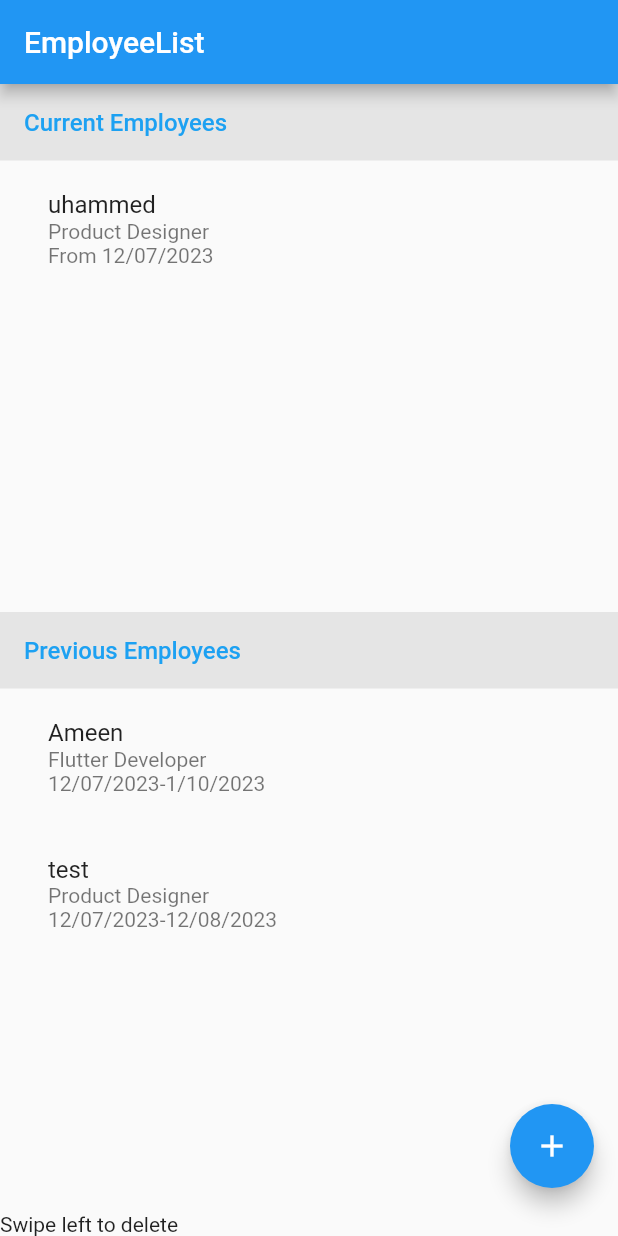
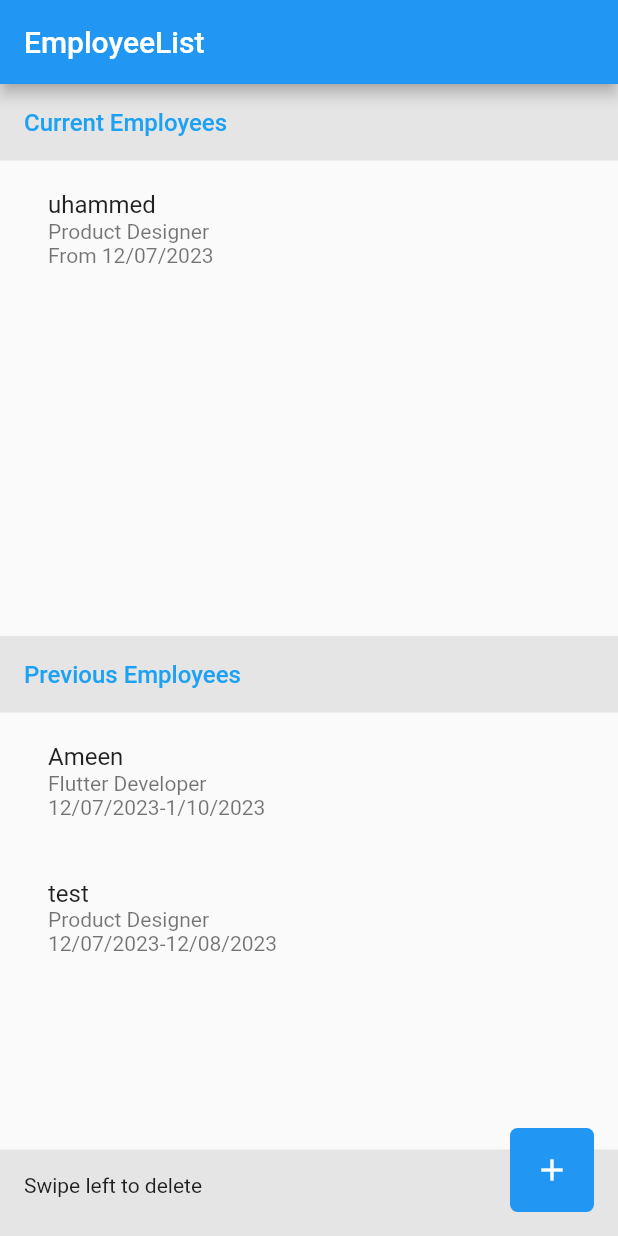
Before and after one commit to Ameen-amn/bloc-learning, a Flutter app: the screen it shows after launch, on a phone screen of 412 x 824 dp. Run offline on Flutter 3.47's test engine with Material 2 defaults, Android fonts, the phone set to English and light mode, and no system bars; our stand-ins replace bloc, flutter_bloc, table_calendar.

Commit message:
final commit

```diff
--- a/bloclearn/lib/employee_item/employee_ui/positioin_list.dart
+++ b/bloclearn/lib/employee_item/employee_ui/positioin_list.dart
@@ -54,6 +54,7 @@ class PositionList extends StatelessWidget {
                 .map((position) => Column(
                       children: [
                         ListTile(
+                          iconColor: Colors.blue,
                           onTap: () {
                             employeeBloc.add(
                                 EmployeePositioinSelectedEvent(p: position));
--- a/bloclearn/lib/employee_list/list_ui/home.dart
+++ b/bloclearn/lib/employee_list/list_ui/home.dart
@@ -6,6 +6,7 @@ import 'package:bloclearn/employee_list/list_ui/employee_tile.dart';
 import 'package:bloclearn/model/employee_model.dart';
 import 'package:flutter/material.dart';
 import 'package:flutter_bloc/flutter_bloc.dart';
+
 import '../../data/employee_data.dart';
 
 class EmployeeListScreen extends StatefulWidget {
@@ -47,8 +48,6 @@ class _EmployeeListScreenState extends State<EmployeeListScreen> {
     });
   }
 
-
-
   final EmployeeListBloc employeeListBloc = EmployeeListBloc();
   @override
   Widget build(BuildContext context) {
@@ -77,13 +76,20 @@ class _EmployeeListScreenState extends State<EmployeeListScreen> {
                 title: const Text("EmployeeList"),
               ),
               floatingActionButton: FloatingActionButton(
+                elevation: 0,
+                backgroundColor: Colors.blue,
+                shape: RoundedRectangleBorder(
+                    borderRadius: BorderRadius.circular(0)),
+                child: Icon(
+                  Icons.add,
+                  color: Colors.white,
+                ),
                 onPressed: () {
                   employeeListBloc.add(EmployeeListNavigatetoAddScreenEvent());
                   /*  context
                   .read<EmployeeListBloc>()
                   .add(EmployeeListNavigatetoAddScreenEvent());  */ //Change here
                 },
-                child: const Icon(Icons.add),
               ),
               body: Center(
                 child: Column(
@@ -102,18 +108,39 @@ class _EmployeeListScreenState extends State<EmployeeListScreen> {
                 title: const Text("EmployeeList"),
               ),
               floatingActionButton: FloatingActionButton(
+                elevation: 0,
+                backgroundColor: Colors.blue,
+                shape: RoundedRectangleBorder(
+                    borderRadius: BorderRadius.circular(5)),
+                child: Icon(
+                  Icons.add,
+                  color: Colors.white,
+                ),
                 onPressed: () {
                   employeeListBloc.add(EmployeeListNavigatetoAddScreenEvent());
                   /*  context
                   .read<EmployeeListBloc>()
                   .add(EmployeeListNavigatetoAddScreenEvent());  */ //Change here
                 },
-                child: const Icon(Icons.add),
               ),
-              bottomNavigationBar: Container(
-                child:  Text("Swipe left to delete"),
+              body: Stack(
+                children: [
+                  Align(
+                    alignment: Alignment.bottomCenter,
+                    child: Container(
+                      width: double.infinity,
+                      height: MediaQuery.of(context).size.height * .07,
+                      color: Color(0xffE5E5E5),
+                      child: Padding(
+                        padding:
+                            EdgeInsets.symmetric(vertical: 16, horizontal: 16),
+                        child: Text(
+                          "Swipe left to delete",
                         ),
-              body: Column(
+                      ),
+                    ),
+                  ),
+                  Column(
                     children: [
                       Visibility(
                         visible: successState.employeList.any(
@@ -175,19 +202,17 @@ class _EmployeeListScreenState extends State<EmployeeListScreen> {
                                 child: ListView.builder(
                                     itemCount: _previous.length,
                                     itemBuilder: (context, i) {
-                                  /* if (successState
-                                          .employeList[i].dateofRetirement !=
-                                      'No Date') { */
                                       return EmployeeTile(
                                           employeeListBloc: employeeListBloc,
                                           employee: _previous[i]);
                                       // }
-                                  print(i);
                                     }),
                               ),
                             ],
                           ),
                         ),
+                      ),
+                    ],
                   ),
                 ],
               ),
--- a/bloclearn/lib/main.dart
+++ b/bloclearn/lib/main.dart
@@ -25,6 +25,7 @@ class MyApp extends StatelessWidget {
       ],
       child: MaterialApp(
         title: 'Flutter Demo',
+        debugShowCheckedModeBanner: false,
         theme: ThemeData(
           primarySwatch: Colors.blue,
         ),
```
Lines whose indentation alone changed are shown as unchanged.
